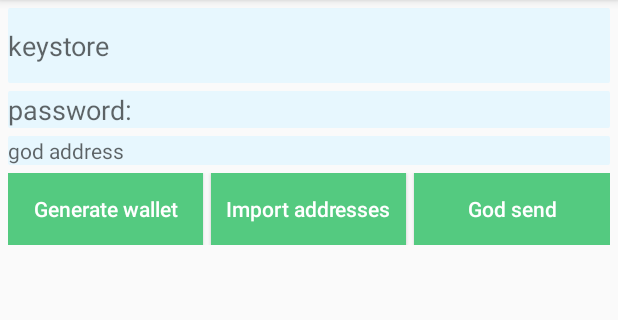
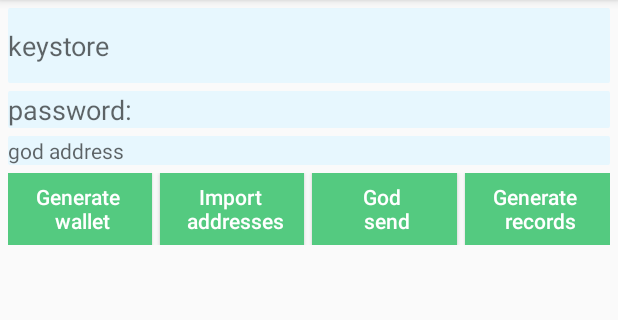
Before and after one commit to SteelCabbage/GodMoney, an Android app: the screen it shows after launch (MainActivity), on a phone screen of 412 x 824 dp, the part 84-404 px from its top. Run offline under Robolectric (Android 15) with nearby library versions, the phone set to English and light mode, and no system bars.

Commit message:
god money 0801 OK!

```diff
--- /dev/null
+++ b/app/src/main/java/chinapex/com/godmoney/task/callback/IWriteRecordsCallback.java
@@ -0,0 +1,10 @@
+package chinapex.com.godmoney.task.callback;
+
+/**
+ * Created by SteelCabbage on 2018/8/1 0001 20:23.
+ * E-Mail：liuyi_61@163.com
+ */
+
+public interface IWriteRecordsCallback {
+    void writeRecords(boolean writeState);
+}
--- a/app/src/main/java/chinapex/com/godmoney/view/MainActivity.java
+++ b/app/src/main/java/chinapex/com/godmoney/view/MainActivity.java
@@ -26,10 +26,12 @@ import chinapex.com.godmoney.task.callback.ICreateNep5TxCallback;
 import chinapex.com.godmoney.task.callback.IFromKeystoreToWalletCallback;
 import chinapex.com.godmoney.task.callback.IReadAccountsCallback;
 import chinapex.com.godmoney.task.callback.ISendRawTransactionCallback;
+import chinapex.com.godmoney.task.callback.IWriteRecordsCallback;
 import chinapex.com.godmoney.task.runnable.CreateNep5Tx;
 import chinapex.com.godmoney.task.runnable.FromKeystoreToWallet;
 import chinapex.com.godmoney.task.runnable.ReadAccounts;
 import chinapex.com.godmoney.task.runnable.SendRawTransaction;
+import chinapex.com.godmoney.task.runnable.WriteRecords;
 import chinapex.com.godmoney.utils.CpLog;
 import chinapex.com.godmoney.utils.ToastUtils;
 import neomobile.Tx;
@@ -37,7 +39,7 @@ import neomobile.Wallet;
 
 public class MainActivity extends AppCompatActivity implements SwipeRefreshLayout
         .OnRefreshListener, AddressRVA.OnItemClickListener, View.OnClickListener,
-        IFromKeystoreToWalletCallback, IReadAccountsCallback {
+        IFromKeystoreToWalletCallback, IReadAccountsCallback, IWriteRecordsCallback {
 
     private static final String TAG = MainActivity.class.getSimpleName();
     private SwipeRefreshLayout mSl_address;
@@ -48,6 +50,7 @@ public class MainActivity extends AppCompatActivity implements SwipeRefreshLayou
     private EditText mEt_keystore_pwd;
     private Wallet mGodWallet;
     private TextView mTv_god_address;
+    private Button mBt_generate_records;
 
     @Override
     protected void onCreate(Bundle savedInstanceState) {
@@ -69,6 +72,7 @@ public class MainActivity extends AppCompatActivity implements SwipeRefreshLayou
         mTv_god_address = (TextView) findViewById(R.id.tv_god_address);
         mSl_address = (SwipeRefreshLayout) findViewById(R.id.sl_address);
         mRv_address = (RecyclerView) findViewById(R.id.rv_address);
+        mBt_generate_records = (Button) findViewById(R.id.bt_generate_records);
 
         Button bt_generate_wallet = (Button) findViewById(R.id.bt_generate_wallet);
         Button bt_import_addresses = (Button) findViewById(R.id.bt_import_addresses);
@@ -86,6 +90,7 @@ public class MainActivity extends AppCompatActivity implements SwipeRefreshLayou
         bt_generate_wallet.setOnClickListener(this);
         bt_import_addresses.setOnClickListener(this);
         bt_god_send.setOnClickListener(this);
+        mBt_generate_records.setOnClickListener(this);
     }
 
     @Override
@@ -142,6 +147,9 @@ public class MainActivity extends AppCompatActivity implements SwipeRefreshLayou
             case R.id.bt_god_send:
                 startNep5Tx();
                 break;
+            case R.id.bt_generate_records:
+                writeFile();
+                break;
             default:
                 break;
         }
@@ -172,6 +180,24 @@ public class MainActivity extends AppCompatActivity implements SwipeRefreshLayou
 
         ToastUtils.getInstance().showToast("import addresses ok!");
         loadTxRecords();
+    }
+
+    private void writeFile() {
+        TaskController.getInstance().submit(new WriteRecords(this, mTxRecords));
+    }
+
+    @Override
+    public void writeRecords(final boolean writeState) {
+        runOnUiThread(new Runnable() {
+            @Override
+            public void run() {
+                if (writeState) {
+                    ToastUtils.getInstance().showToast("交易记录写入完成");
+                } else {
+                    ToastUtils.getInstance().showToast("交易记录写入异常");
+                }
+            }
+        });
     }
 
     private void loadTxRecords() {
@@ -235,12 +261,14 @@ public class MainActivity extends AppCompatActivity implements SwipeRefreshLayou
 
                             final String order = "0x" + tx.getID();
                             CpLog.i(TAG, "createNep5Tx order:" + order);
+                            CpLog.i(TAG, "createNep5Tx data:" + tx.getData());
 
                             TaskController.getInstance().submit(new SendRawTransaction(tx.getData(),
                                     new ISendRawTransactionCallback() {
 
                                         @Override
                                         public void sendTxData(Boolean isSuccess) {
+                                            CpLog.i(TAG, "isSuccess:" + isSuccess);
                                             txRecord.setTxId(order);
                                             if (isSuccess) {
                                                 txRecord.setState(1);
@@ -254,5 +282,4 @@ public class MainActivity extends AppCompatActivity implements SwipeRefreshLayou
         }
     }
 
-
 }
--- a/app/src/main/res/layout/activity_main.xml
+++ b/app/src/main/res/layout/activity_main.xml
@@ -36,7 +36,7 @@
         android:layout_height="wrap_content"
         android:layout_marginTop="5dp"
         android:orientation="horizontal"
-        android:weightSum="3">
+        android:weightSum="4">
 
         <Button
             android:id="@+id/bt_generate_wallet"
@@ -44,7 +44,8 @@
             android:layout_height="wrap_content"
             android:layout_weight="1"
             android:background="@color/c_54CA80"
-            android:text="Generate wallet"
+            android:gravity="center"
+            android:text="Generate \n wallet"
             android:textAllCaps="false"
             android:textColor="@android:color/white" />
 
@@ -55,7 +56,8 @@
             android:layout_marginStart="5dp"
             android:layout_weight="1"
             android:background="@color/c_54CA80"
-            android:text="Import addresses"
+            android:gravity="center"
+            android:text="Import \n addresses"
             android:textAllCaps="false"
             android:textColor="@android:color/white" />
 
@@ -66,7 +68,20 @@
             android:layout_marginStart="5dp"
             android:layout_weight="1"
             android:background="@color/c_54CA80"
-            android:text="God send"
+            android:gravity="center"
+            android:text="God \n send"
+            android:textAllCaps="false"
+            android:textColor="@android:color/white" />
+
+        <Button
+            android:id="@+id/bt_generate_records"
+            android:layout_width="0dp"
+            android:layout_height="wrap_content"
+            android:layout_marginStart="5dp"
+            android:layout_weight="1"
+            android:background="@color/c_54CA80"
+            android:gravity="center"
+            android:text="Generate \n records"
             android:textAllCaps="false"
             android:textColor="@android:color/white" />
 
```
Also changed, not shown: app/src/main/java/chinapex/com/godmoney/global/Constant.java (+6 -3 lines), app/src/main/java/chinapex/com/godmoney/task/runnable/WriteRecords.java (added, +120 -0 lines).
